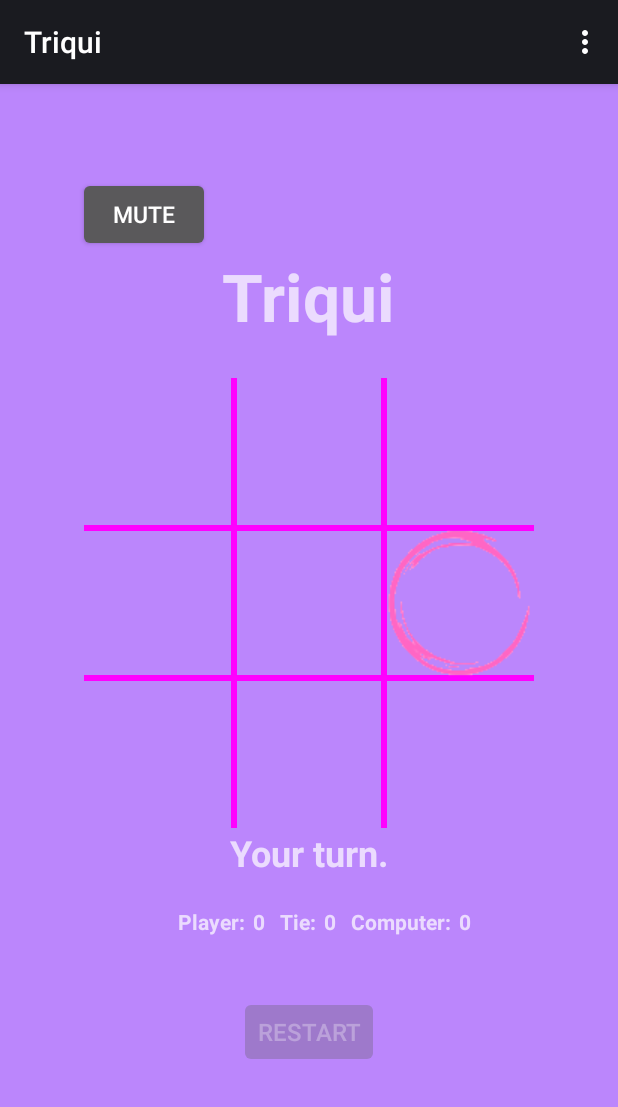
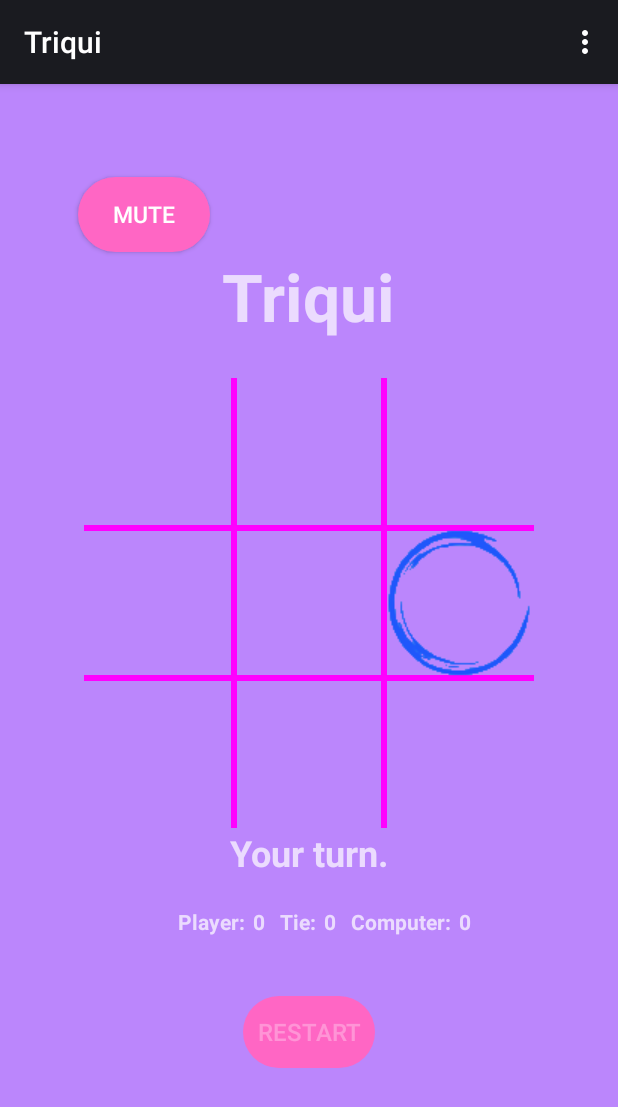
Before and after one commit to AlejaCa/DADM, an Android app built with Jetpack Compose: the screen it shows after launch (MainActivity), after a tap on "RESTART", on a phone screen of 412 x 824 dp. Shown: the top 1107 px of the screen. Run offline under Robolectric (Android 15) with nearby library versions, the phone set to English and light mode, and no system bars.

Commit message:
reto 5 graficos y sonido

```diff
--- a/ret03/app/src/main/java/com/example/triqui/MainActivity.kt
+++ b/ret03/app/src/main/java/com/example/triqui/MainActivity.kt
@@ -34,6 +34,7 @@ class MainActivity : ComponentActivity() {
     private var gameOver: Boolean = false
     private var isMuted = false // To track mute status
     private lateinit var muteButton: Button
+    private var isPlayerTurn = true
 
     enum class DifficultyLevel {
         Easy, Harder, Expert
@@ -230,6 +231,7 @@ class MainActivity : ComponentActivity() {
     private fun restartGame() {
         ticTacToeGame.restartGame()
         boardView.invalidate()
+        isPlayerTurn = false
         gameOver=false
         // Reset the board
 
@@ -237,19 +239,20 @@ class MainActivity : ComponentActivity() {
         restartButton.isEnabled = false
         if(ticTacToeGame.currentPlayer=="X"){
             textViewTurn.text="Your turn."
+            isPlayerTurn = true
         }else{
             textViewTurn.text ="Computers turn."
 
             Handler(mainLooper).postDelayed({
                 makeComputerMove()
-            }, 500)
+            }, 1000)
 
         }
     }
     private class mTouchListener(val game: MainActivity) : OnTouchListener {
         @SuppressLint("ClickableViewAccessibility")
         override fun onTouch(v: View?, event: MotionEvent?): Boolean {
-            if (game.gameOver || game.ticTacToeGame.currentPlayer != "X") return false
+            if (game.gameOver || !game.isPlayerTurn) return false
 
             val col = event?.x?.toInt()?.div(game.boardView.getBoardCellWidth())
             val row = event?.y?.toInt()?.div(game.boardView.getBoardCellHeight())
@@ -265,9 +268,10 @@ class MainActivity : ComponentActivity() {
                     if (winner == "") {
                         // Proceed to computer's turn after human move
                         game.textViewTurn.text = "Computer's turn."
+                        game.isPlayerTurn = false
                         Handler(game.mainLooper).postDelayed({
                             game.makeComputerMove()
-                        }, 500)
+                        }, 1000)
                     } else {
                         game.handleGameOver(winner)
                     }
@@ -302,14 +306,17 @@ class MainActivity : ComponentActivity() {
             else -> {
                 if (ticTacToeGame.isBoardFull()) {
                     showTie()
+                    isPlayerTurn = false
                 } else {
                     textViewTurn.text = "Your turn."
+                    isPlayerTurn = true
                 }
             }
         }
     }
     private fun handleGameOver(winner: String) {
         gameOver = true
+        isPlayerTurn = false
         when (winner) {
             "X" -> {
                 textViewTurn.text = "You won!"
--- /dev/null
+++ b/ret03/app/src/main/res/drawable/rounded_corner.xml
@@ -0,0 +1,5 @@
+<?xml version="1.0" encoding="utf-8"?>
+<shape xmlns:android="http://schemas.android.com/apk/res/android">
+    <corners  android:radius="50dp"/>
+    <solid android:color="@color/pink"></solid>
+</shape>
--- a/ret03/app/src/main/res/layout/activity_main.xml
+++ b/ret03/app/src/main/res/layout/activity_main.xml
@@ -19,6 +19,7 @@
         android:layout_marginRight="110dp"
         android:text="Mute"
         android:textSize="15sp"
+        android:background="@drawable/rounded_corner"
         />
 
     <TextView
@@ -156,5 +157,6 @@
         android:layout_height="wrap_content"
         android:text="Restart"
         android:textSize="16sp"
-        android:layout_marginTop="20dp"/>
+        android:layout_marginTop="20dp"
+        android:background="@drawable/rounded_corner"/>
 </LinearLayout>
--- a/ret03/app/src/main/res/values/colors.xml
+++ b/ret03/app/src/main/res/values/colors.xml
@@ -7,4 +7,5 @@
     <color name="teal_700">#FF018786</color>
     <color name="black">#FF000000</color>
     <color name="white">#FFFFFFFF</color>
+    <color name="pink">#ff66c4</color>
 </resources>
--- a/ret03/app/src/main/res/values/styles.xml
+++ b/ret03/app/src/main/res/values/styles.xml
@@ -7,5 +7,6 @@
         <item name="android:textColor">#000000</item>
         <item name="android:background">?android:attr/selectableItemBackground</item>
     </style>
-    <style name="AlertDialog.AppCompat.">dark</style>
+
+
 </resources>
```
Also changed, not shown: ret03/app/src/main/res/drawable/o_img.png.
